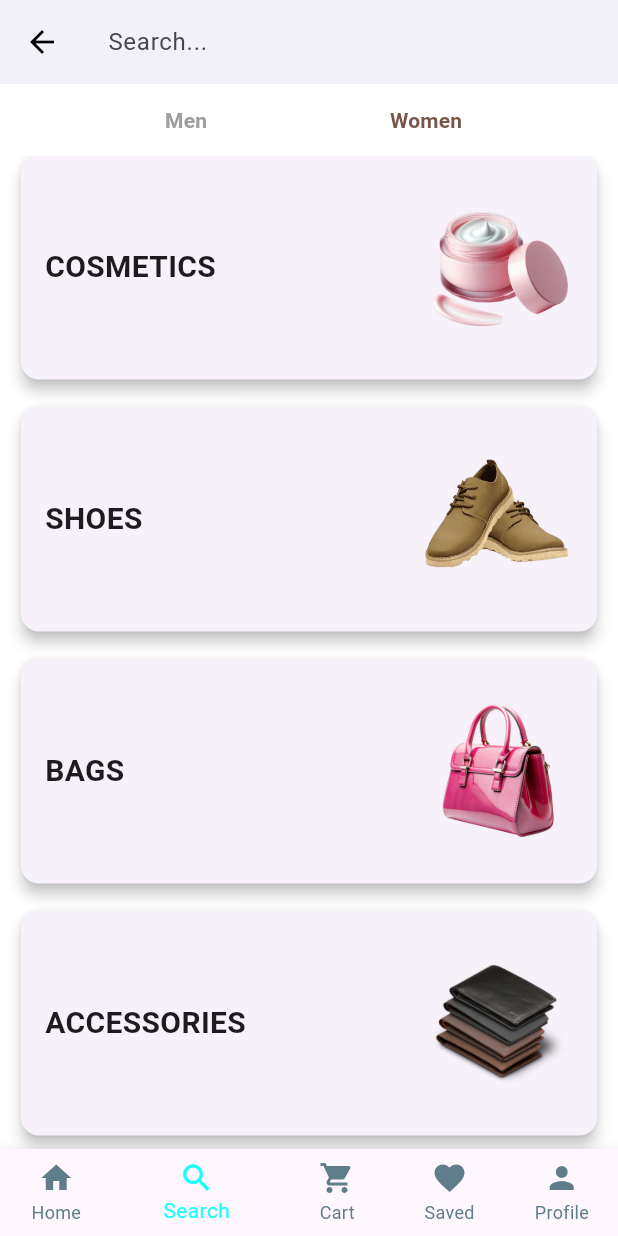
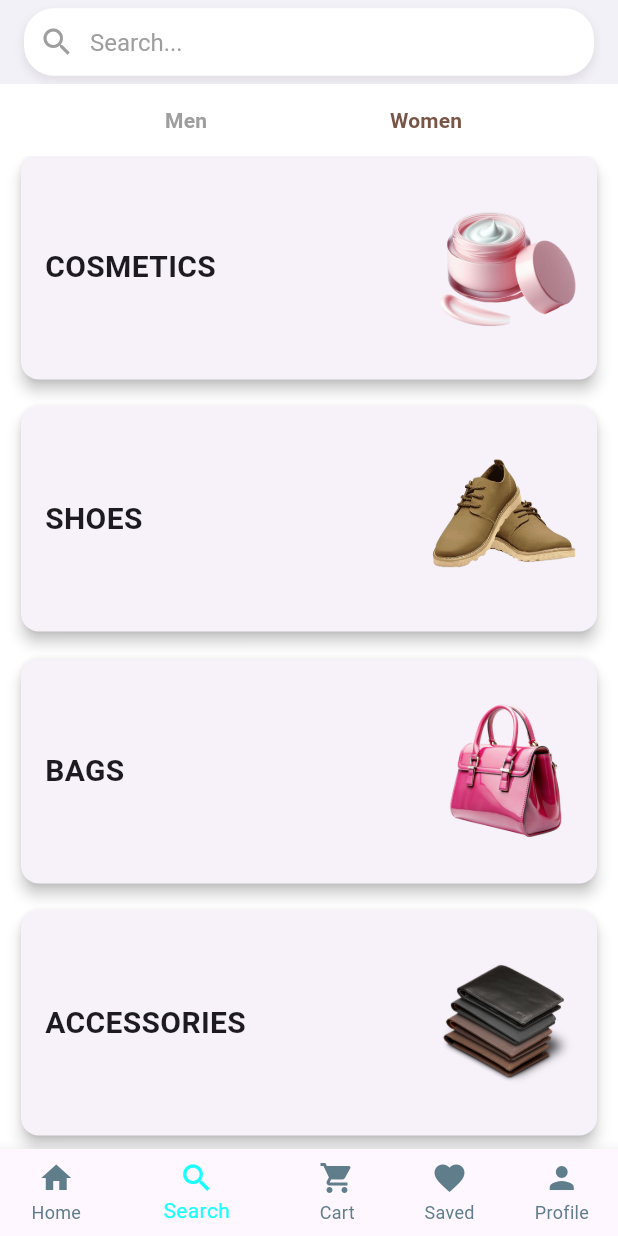
Before and after one commit to kawsar-ahmmed-hridoy/Shopping-Site, a Flutter app: the SearchPage screen opened directly, scrolled down 346 dp, after a tap on "Women", on a phone screen of 412 x 824 dp. Run offline on Flutter 3.47's test engine with Material 3 defaults, Android fonts, the phone set to English and light mode, and no system bars.

Commit message:
made changes in search page.

```diff
--- /dev/null
+++ b/lib/Screens/Search/RecentSearchPage.dart
@@ -0,0 +1,25 @@
+import 'package:flutter/material.dart';
+
+class RecentSearchPage extends StatelessWidget {
+  final List<String> recentSearches = [
+    "Nike Shoes Transparent",
+    "Black Shoe Transparent"
+  ];
+  final TextEditingController _searchController = TextEditingController();
+
+  @override
+  Widget build(BuildContext context) {
+    return Scaffold(
+      appBar: AppBar(
+        leading: IconButton(icon: Icon(Icons.arrow_back, color: Colors.black), onPressed: () {Navigator.pop(context);},),
+        backgroundColor: Colors.white,
+        title: Container(
+          height: 45,
+          decoration: BoxDecoration(color: Colors.white, borderRadius: BorderRadius.circular(20), boxShadow: [BoxShadow(color: Colors.grey.withOpacity(0.2), spreadRadius: 1, blurRadius: 4, offset: Offset(0, 3),),],),
+          child: TextField(controller: _searchController, decoration: InputDecoration(hintText: "Search...", hintStyle: TextStyle(color: Colors.grey), border: OutlineInputBorder(borderRadius: BorderRadius.circular(20), borderSide: BorderSide.none,), prefixIcon: Icon(Icons.search, color: Colors.grey), contentPadding: EdgeInsets.symmetric(vertical: 10),), style: TextStyle(color: Colors.black), autofocus: true,),
+        ), elevation: 0,
+      ),
+      body: ListView.builder(itemCount: recentSearches.length, itemBuilder: (context, index) {return ListTile(leading: Icon(Icons.history, color: Colors.grey), title: Text(recentSearches[index]), onTap: () {/*pore kora lagbe*/},);},),
+    );
+  }
+}
--- a/lib/Screens/Search/SearchPage.dart
+++ b/lib/Screens/Search/SearchPage.dart
@@ -1,35 +1,19 @@
 import 'package:flutter/material.dart';
 import 'package:shopping_site/Screens/Home/HomePage.dart';
+import 'package:shopping_site/Screens/Search/RecentSearchPage.dart';
 
-class SearchPage extends StatefulWidget {
-  @override
-  _SearchPageState createState() => _SearchPageState();
-}
-class _SearchPageState extends State<SearchPage> {
-  bool isMenSelected = true;
-
+class SearchPage extends StatelessWidget {
   @override
   Widget build(BuildContext context) {
     return Scaffold(
       backgroundColor: Colors.white,
-      appBar: AppBar(title: TextField(decoration: InputDecoration(hintText: "Search...", border: InputBorder.none,),), backgroundColor: Colors.white, elevation: 1, leading: IconButton(icon: Icon(Icons.arrow_back, color: Colors.black), onPressed: () => Navigator.pop(context),),),
-      body: Column(
-        crossAxisAlignment: CrossAxisAlignment.start,
-        children: [
-          Row(
-            mainAxisAlignment: MainAxisAlignment.spaceEvenly,
-            children: [
-              TextButton(onPressed: () {setState(() {isMenSelected = true;});}, child: Text("Men", style: TextStyle(color: isMenSelected ? Colors.brown : Colors.grey, fontWeight: FontWeight.bold,),),),
-              TextButton(onPressed: () {setState(() {isMenSelected = false;});}, child: Text("Women", style: TextStyle(color: isMenSelected ? Colors.grey : Colors.brown, fontWeight: FontWeight.bold,),),),
-            ],
-          ),
-          Expanded(
-            child: isMenSelected ? _menCategories() : _womenCategories(),
-          ),
-        ],
-      ),
+      appBar: AppBar(automaticallyImplyLeading: false, title: _buildInteractiveSearchBar(context), backgroundColor: Colors.white, elevation: 0,),
+      body: _buildCategoryView(),
       bottomNavigationBar: BottomNavigationBar(
-        selectedItemColor: Colors.cyanAccent, unselectedItemColor: Colors.blueGrey, currentIndex: 1, showUnselectedLabels: true,
+        selectedItemColor: Colors.cyanAccent,
+        unselectedItemColor: Colors.blueGrey,
+        currentIndex: 1,
+        showUnselectedLabels: true,
         onTap: (index) {if (index == 0) {Navigator.push(context, MaterialPageRoute(builder: (context) => HomePage()),);}},
         items: [
           BottomNavigationBarItem(icon: Icon(Icons.home), label: "Home"),
@@ -42,16 +26,67 @@ class _SearchPageState extends State<SearchPage> {
     );
   }
 
-  Widget _menCategories() {
-    return SingleChildScrollView(
-      child: Column(children: [_categoryCard("NEW IN", "assets/products/hridoy.png"), _categoryCard("TRENDING", "assets/products/panjabi.png"), _categoryCard("CLOTHING", "assets/products/tshirt.png"), _categoryCard("SHOES", "assets/products/shoes.png"), _categoryCard("FACE COVER", "assets/products/faceover.png"), _categoryCard("ACCESSORIES", "assets/products/wallet.png"),],),
+  Widget _buildInteractiveSearchBar(BuildContext context) {
+    return MouseRegion(
+      cursor: SystemMouseCursors.click,
+      child: AnimatedContainer(duration: Duration(milliseconds: 200), height: 45,
+        decoration: BoxDecoration(color: Colors.white, borderRadius: BorderRadius.circular(20), boxShadow: [BoxShadow(color: Colors.grey.withOpacity(0.2), spreadRadius: 1, blurRadius: 4, offset: Offset(0, 3),),],),
+        child: InkWell(
+          onTap: () {Navigator.push(context, MaterialPageRoute(builder: (context) => RecentSearchPage()),);},
+          splashColor: Colors.grey.shade200,
+          hoverColor: Colors.grey.shade100,
+          borderRadius: BorderRadius.circular(20),
+          child: Row(children: [SizedBox(width: 10), Icon(Icons.search, color: Colors.grey), SizedBox(width: 10), Text("Search...", style: TextStyle(color: Colors.grey, fontSize: 16),),],),
+        ),
+      ),
     );
   }
 
+  Widget _buildCategoryView() {
+    bool isMenSelected = true;
+    return StatefulBuilder(
+      builder: (context, setState) {
+        return Column(
+          crossAxisAlignment: CrossAxisAlignment.start,
+          children: [
+            Row(
+              mainAxisAlignment: MainAxisAlignment.spaceEvenly,
+              children: [
+                TextButton(onPressed: () {setState(() {isMenSelected = true;});}, child: Text("Men", style: TextStyle(color: isMenSelected ? Colors.brown : Colors.grey, fontWeight: FontWeight.bold,),),),
+                TextButton(onPressed: () {setState(() {isMenSelected = false;});}, child: Text("Women", style: TextStyle(color: isMenSelected ? Colors.grey : Colors.brown, fontWeight: FontWeight.bold,),),),
+              ],
+            ),
+            Expanded(child: isMenSelected ? _menCategories() : _womenCategories(),),
+          ],
+        );
+      },
+    );
+  }
+
+  Widget _menCategories() {
+    return _categoryList([
+      {"title": "NEW IN", "imagePath": "assets/products/hridoy.png"},
+      {"title": "TRENDING", "imagePath": "assets/products/panjabi.png"},
+      {"title": "CLOTHING", "imagePath": "assets/products/tshirt.png"},
+      {"title": "SHOES", "imagePath": "assets/products/shoes.png"},
+      {"title": "FACE COVER", "imagePath": "assets/products/faceover.png"},
+      {"title": "ACCESSORIES", "imagePath": "assets/products/wallet.png"},
+    ]);
+  }
+
   Widget _womenCategories() {
-    return SingleChildScrollView(
-      child: Column(children: [_categoryCard("NEW IN", "assets/products/scarts.png"), _categoryCard("DRESSES", "assets/products/skirt.png"), _categoryCard("COSMETICS", "assets/products/faceover.png"), _categoryCard("SHOES", "assets/products/shoes.png"), _categoryCard("BAGS", "assets/products/handbag.png"), _categoryCard("ACCESSORIES", "assets/products/wallet.png"),],),
-    );
+    return _categoryList([
+      {"title": "NEW IN", "imagePath": "assets/products/scarts.png"},
+      {"title": "DRESSES", "imagePath": "assets/products/skirt.png"},
+      {"title": "COSMETICS", "imagePath": "assets/products/faceover.png"},
+      {"title": "SHOES", "imagePath": "assets/products/shoes.png"},
+      {"title": "BAGS", "imagePath": "assets/products/handbag.png"},
+      {"title": "ACCESSORIES", "imagePath": "assets/products/wallet.png"},
+    ]);
+  }
+
+  Widget _categoryList(List<Map<String, String>> categories) {
+    return SingleChildScrollView(child: Column(children: categories.map((category) => _categoryCard(category['title']!, category['imagePath']!)).toList(),),);
   }
 
   Widget _categoryCard(String title, String imagePath) {
@@ -63,9 +98,9 @@ class _SearchPageState extends State<SearchPage> {
           Card(
             elevation: 4,
             shape: RoundedRectangleBorder(borderRadius: BorderRadius.circular(12)),
-            child: Container(height: 150, padding: EdgeInsets.all(16), child: Row(mainAxisAlignment: MainAxisAlignment.start, children: [Text(title, style: TextStyle(fontSize: 20, fontWeight: FontWeight.bold),),],),),
+            child: Container(height: 150, padding: EdgeInsets.all(16), child: Align(alignment: Alignment.centerLeft, child: Text(title, style: TextStyle(fontSize: 20, fontWeight: FontWeight.bold),),),),
           ),
-          Positioned(right: 20, top: 10, bottom: 10, child: Image.asset(imagePath, height: 100, width: 100,),),
+          Positioned(right: 15, top: 10, bottom: 10, child: Image.asset(imagePath, height: 100, width: 100,),),
         ],
       ),
     );
```
Also changed, not shown: 18 other files.
